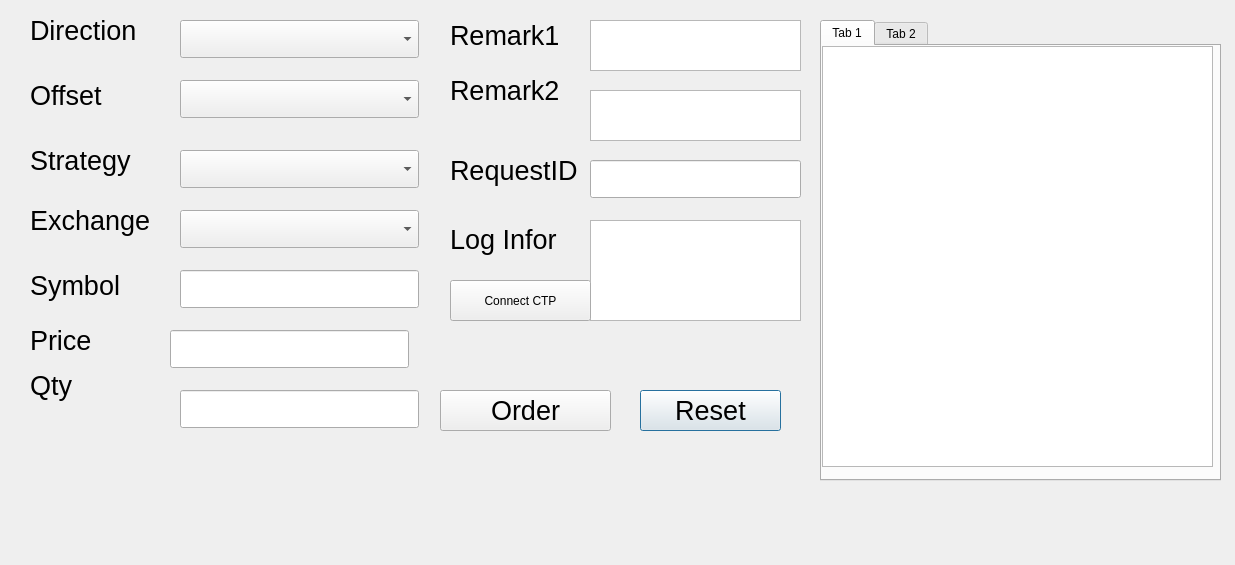
Above: ManualLog/ManualOrder/createdlg.ui from handsomehu/CppWorkStream before the change. Below: the same form after it.
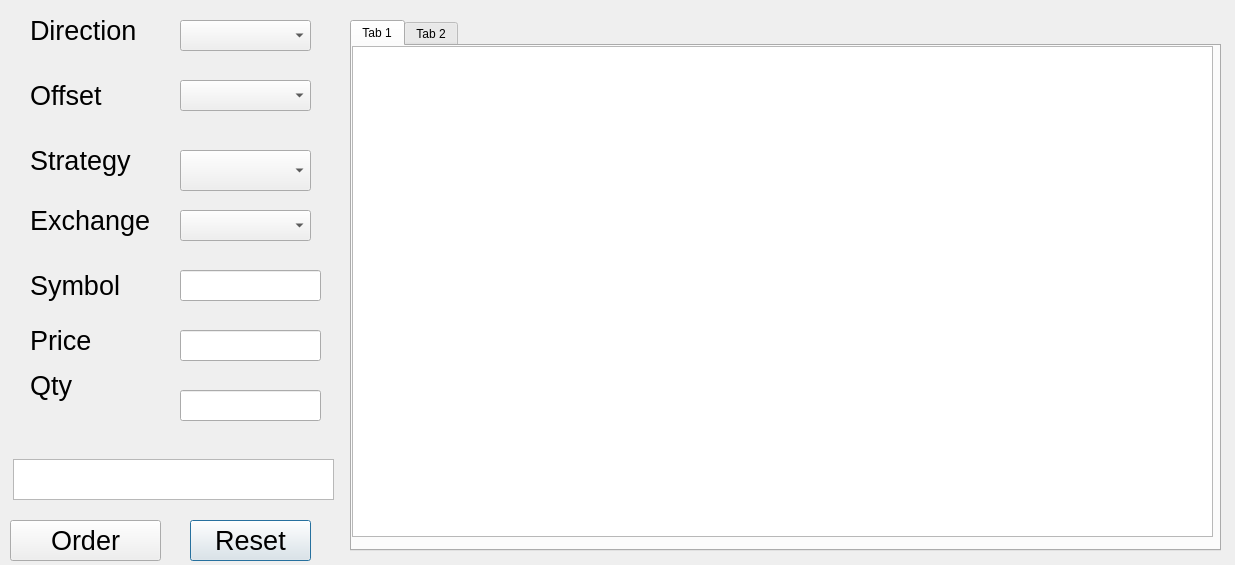
That is the form after the change. The open tabs and pages were chosen to show the change.

Patch:
```diff
--- a/ManualLog/ManualOrder/createdlg.ui
+++ b/ManualLog/ManualOrder/createdlg.ui
@@ -16,9 +16,9 @@
   <widget class="QPushButton" name="pb_reset">
    <property name="geometry">
     <rect>
-     <x>640</x>
-     <y>390</y>
-     <width>141</width>
+     <x>190</x>
+     <y>520</y>
+     <width>121</width>
      <height>41</height>
     </rect>
    </property>
@@ -54,8 +54,8 @@
     <rect>
      <x>180</x>
      <y>20</y>
-     <width>239</width>
-     <height>38</height>
+     <width>131</width>
+     <height>31</height>
     </rect>
    </property>
    <property name="font">
@@ -100,28 +100,13 @@
     <string>Offset</string>
    </property>
   </widget>
-  <widget class="QTextEdit" name="te_log">
-   <property name="geometry">
-    <rect>
-     <x>590</x>
-     <y>220</y>
-     <width>211</width>
-     <height>101</height>
-    </rect>
-   </property>
-   <property name="font">
-    <font>
-     <pointsize>20</pointsize>
-    </font>
-   </property>
-  </widget>
   <widget class="QLineEdit" name="le_price">
    <property name="geometry">
     <rect>
-     <x>170</x>
+     <x>180</x>
      <y>330</y>
-     <width>239</width>
-     <height>38</height>
+     <width>141</width>
+     <height>31</height>
     </rect>
    </property>
    <property name="font">
@@ -153,8 +138,8 @@
     <rect>
      <x>180</x>
      <y>150</y>
-     <width>239</width>
-     <height>38</height>
+     <width>131</width>
+     <height>41</height>
     </rect>
    </property>
    <property name="font">
@@ -181,79 +166,13 @@
     <string>Price</string>
    </property>
   </widget>
-  <widget class="QTextEdit" name="te_rmk1">
-   <property name="geometry">
-    <rect>
-     <x>590</x>
-     <y>20</y>
-     <width>211</width>
-     <height>51</height>
-    </rect>
-   </property>
-   <property name="font">
-    <font>
-     <pointsize>20</pointsize>
-    </font>
-   </property>
-  </widget>
-  <widget class="QLabel" name="label_rmk1">
-   <property name="geometry">
-    <rect>
-     <x>450</x>
-     <y>10</y>
-     <width>112</width>
-     <height>51</height>
-    </rect>
-   </property>
-   <property name="font">
-    <font>
-     <pointsize>20</pointsize>
-    </font>
-   </property>
-   <property name="text">
-    <string>Remark1</string>
-   </property>
-  </widget>
-  <widget class="QLabel" name="label_rmk2">
-   <property name="geometry">
-    <rect>
-     <x>450</x>
-     <y>70</y>
-     <width>112</width>
-     <height>41</height>
-    </rect>
-   </property>
-   <property name="font">
-    <font>
-     <pointsize>20</pointsize>
-    </font>
-   </property>
-   <property name="text">
-    <string>Remark2</string>
-   </property>
-  </widget>
-  <widget class="QTextEdit" name="te_rmk2">
-   <property name="geometry">
-    <rect>
-     <x>590</x>
-     <y>90</y>
-     <width>211</width>
-     <height>51</height>
-    </rect>
-   </property>
-   <property name="font">
-    <font>
-     <pointsize>20</pointsize>
-    </font>
-   </property>
-  </widget>
   <widget class="QLineEdit" name="le_symbol">
    <property name="geometry">
     <rect>
      <x>180</x>
      <y>270</y>
-     <width>239</width>
-     <height>38</height>
+     <width>141</width>
+     <height>31</height>
     </rect>
    </property>
    <property name="font">
@@ -280,30 +199,12 @@
     <string>Direction</string>
    </property>
   </widget>
-  <widget class="QLabel" name="label_log">
-   <property name="geometry">
-    <rect>
-     <x>450</x>
-     <y>210</y>
-     <width>112</width>
-     <height>59</height>
-    </rect>
-   </property>
-   <property name="font">
-    <font>
-     <pointsize>20</pointsize>
-    </font>
-   </property>
-   <property name="text">
-    <string>Log Infor</string>
-   </property>
-  </widget>
   <widget class="QPushButton" name="pb_order">
    <property name="geometry">
     <rect>
-     <x>440</x>
-     <y>390</y>
-     <width>171</width>
+     <x>10</x>
+     <y>520</y>
+     <width>151</width>
      <height>41</height>
     </rect>
    </property>
@@ -321,8 +222,8 @@
     <rect>
      <x>180</x>
      <y>210</y>
-     <width>239</width>
-     <height>38</height>
+     <width>131</width>
+     <height>31</height>
     </rect>
    </property>
    <property name="font">
@@ -354,8 +255,8 @@
     <rect>
      <x>180</x>
      <y>80</y>
-     <width>239</width>
-     <height>38</height>
+     <width>131</width>
+     <height>31</height>
     </rect>
    </property>
    <property name="font">
@@ -369,54 +270,8 @@
     <rect>
      <x>180</x>
      <y>390</y>
-     <width>239</width>
-     <height>38</height>
-    </rect>
-   </property>
-   <property name="font">
-    <font>
-     <pointsize>20</pointsize>
-    </font>
-   </property>
-  </widget>
-  <widget class="QPushButton" name="pb_ctp">
-   <property name="geometry">
-    <rect>
-     <x>450</x>
-     <y>280</y>
      <width>141</width>
-     <height>41</height>
-    </rect>
-   </property>
-   <property name="text">
-    <string>Connect CTP</string>
-   </property>
-  </widget>
-  <widget class="QLabel" name="label_reqid">
-   <property name="geometry">
-    <rect>
-     <x>450</x>
-     <y>150</y>
-     <width>151</width>
-     <height>41</height>
-    </rect>
-   </property>
-   <property name="font">
-    <font>
-     <pointsize>20</pointsize>
-    </font>
-   </property>
-   <property name="text">
-    <string>RequestID</string>
-   </property>
-  </widget>
-  <widget class="QLineEdit" name="le_reqid">
-   <property name="geometry">
-    <rect>
-     <x>590</x>
-     <y>160</y>
-     <width>211</width>
-     <height>38</height>
+     <height>31</height>
     </rect>
    </property>
    <property name="font">
@@ -428,10 +283,10 @@
   <widget class="QTabWidget" name="CtrTab">
    <property name="geometry">
     <rect>
-     <x>820</x>
+     <x>350</x>
      <y>20</y>
-     <width>401</width>
-     <height>461</height>
+     <width>871</width>
+     <height>531</height>
     </rect>
    </property>
    <property name="currentIndex">
@@ -446,8 +301,8 @@
       <rect>
        <x>0</x>
        <y>0</y>
-       <width>391</width>
-       <height>421</height>
+       <width>861</width>
+       <height>491</height>
       </rect>
      </property>
     </widget>
@@ -468,6 +323,16 @@
     </widget>
    </widget>
   </widget>
+  <widget class="QTextEdit" name="te_log">
+   <property name="geometry">
+    <rect>
+     <x>13</x>
+     <y>459</y>
+     <width>321</width>
+     <height>41</height>
+    </rect>
+   </property>
+  </widget>
  </widget>
  <resources/>
  <connections/>
```
Left out of the diff: 6 changed lines with no effect on the pictures.
